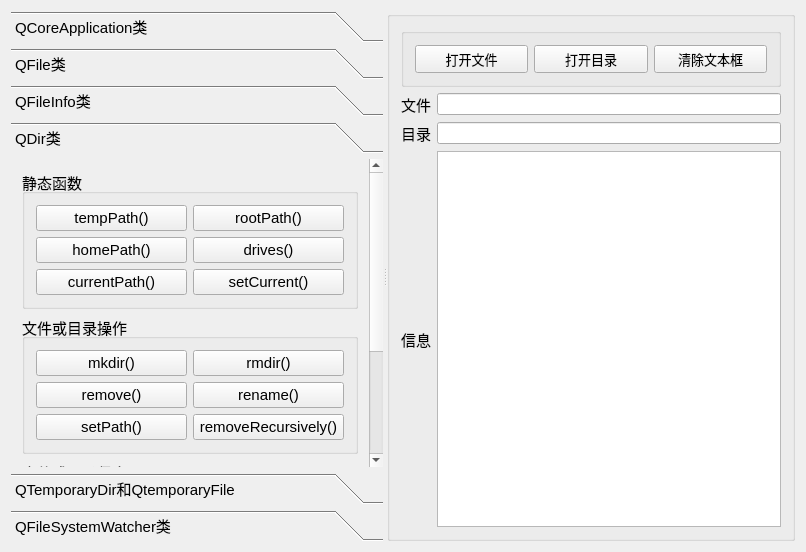
Old version of the form Qt5.9Develop/chapter07File/DirFiles/dialog.ui in the repository metanoia1989/QTStudy.
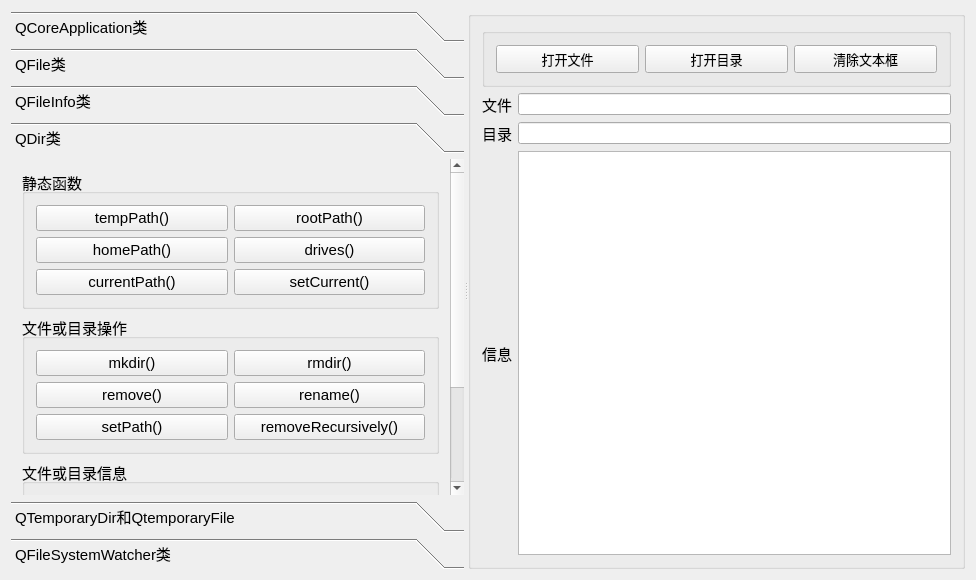
New version of the form. The open tabs and pages were chosen to show the change. Icons and pictures are not drawn.

What changed in the file:
```diff
--- a/Qt5.9Develop/chapter07File/DirFiles/dialog.ui
+++ b/Qt5.9Develop/chapter07File/DirFiles/dialog.ui
@@ -6,8 +6,8 @@
    <rect>
     <x>0</x>
     <y>0</y>
-    <width>806</width>
-    <height>552</height>
+    <width>976</width>
+    <height>580</height>
    </rect>
   </property>
   <property name="windowTitle">
@@ -359,9 +359,9 @@
        <property name="geometry">
         <rect>
          <x>0</x>
-         <y>-142</y>
-         <width>344</width>
-         <height>472</height>
+         <y>0</y>
+         <width>421</width>
+         <height>534</height>
         </rect>
        </property>
        <attribute name="icon">
```
Left out of the diff: 24 changed lines with no effect on the pictures.
